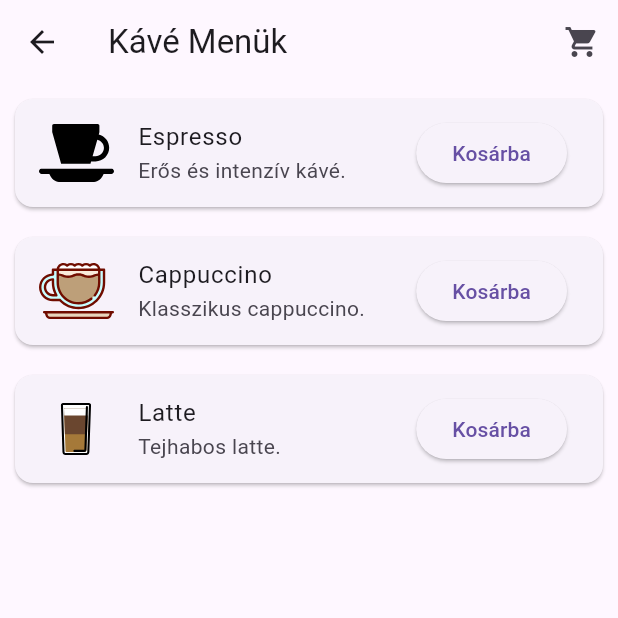
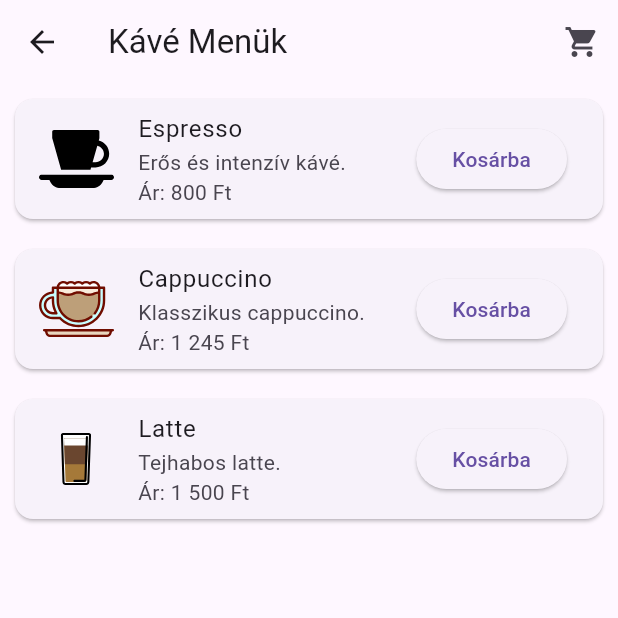
Before and after one commit to dajkagabi/flutter_coffee_shop_2025, a Flutter app: the MenuScreen screen opened directly, on a phone screen of 412 x 824 dp, the top half of it. Run offline on Flutter 3.47's test engine with Material 3 defaults, Android fonts, the phone set to English and light mode, and no system bars; our stand-ins replace flutter_svg.

Commit message:
kosár, ár

```diff
--- a/lib/screens/menu_screen.dart
+++ b/lib/screens/menu_screen.dart
@@ -3,7 +3,8 @@ import 'package:provider/provider.dart';
 import '../models/coffee.dart';
 import '../services/cart_service.dart';
 import 'package:flutter_svg/flutter_svg.dart';
-import 'cart_screen.dart'; // Importáld a CartScreen-t
+import 'package:intl/intl.dart';
+import 'cart_screen.dart';
 
 class MenuScreen extends StatelessWidget {
   final List<Coffee> coffees = [
@@ -40,6 +41,7 @@ class MenuScreen extends StatelessWidget {
           IconButton(
             icon: const Icon(Icons.shopping_cart),
             onPressed: () {
+              // Navigálás a kosárhoz
               Navigator.push(
                 context,
                 MaterialPageRoute(builder: (context) => const CartScreen()),
@@ -57,7 +59,8 @@ class MenuScreen extends StatelessWidget {
             child: ListTile(
               leading: SvgPicture.asset(coffee.imageUrl, width: 50, height: 50),
               title: Text(coffee.name),
-              subtitle: Text(coffee.description),
+              subtitle: Text(
+                  "${coffee.description}\nÁr: ${NumberFormat.currency(locale: 'hu_HU', symbol: 'Ft').format(coffee.price)}"),
               trailing: ElevatedButton(
                 onPressed: () {
                   cart.addToCart(coffee.id, coffee.name, coffee.price);
```
